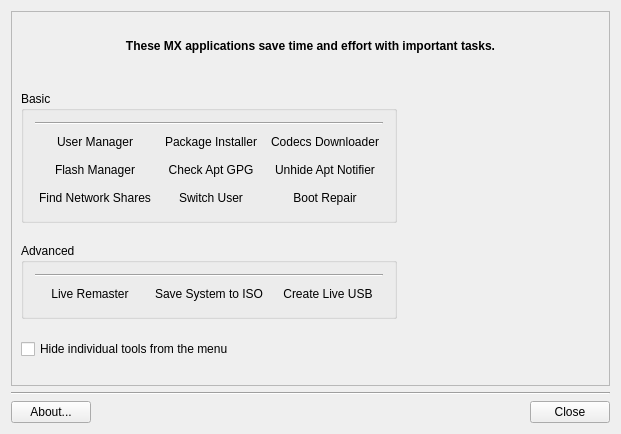
Above: mxtools.ui from AdrianTM/mx-tools before the change. Below: the same form after it.
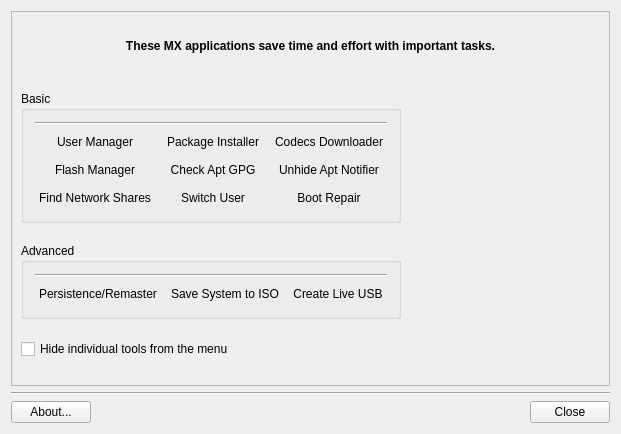
That is the form after the change. Icons and pictures are not drawn. Custom widgets are drawn as their Qt base class.

Commit message: changed version, added mx-snapshot, changed text string button

```diff
--- a/mxtools.ui
+++ b/mxtools.ui
@@ -192,7 +192,7 @@
             <string>Tools for live persistence and remastering.</string>
            </property>
            <property name="text">
-            <string>Live Remaster</string>
+            <string>Persistence/Remaster</string>
            </property>
            <property name="icon">
             <iconset>
```
Left out of the diff: 11 changed lines with no effect on the pictures. The commit also changes 2 other files.
